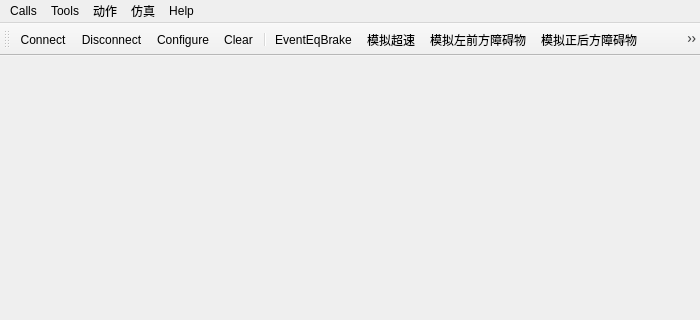
Before: the Qt Designer form src/mainwindow.ui in money0534/Notepad_QtCLion, drawn with Qt 5; both pictures show x 0 to 700 and y 0 to 320 of the 700 by 800 pixel window.
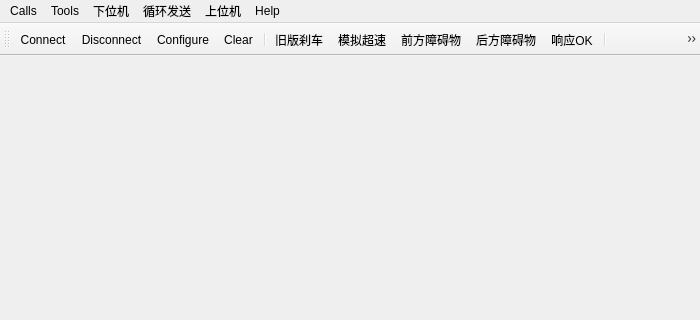
After: the same form once the commit is applied. Icons and pictures are not drawn.

Diff of the .ui file:
```diff
--- a/src/mainwindow.ui
+++ b/src/mainwindow.ui
@@ -51,9 +51,9 @@
     </property>
     <addaction name="actionAbout"/>
    </widget>
-   <widget class="QMenu" name="menuSimulation">
+   <widget class="QMenu" name="menuHardware">
     <property name="title">
-     <string>动作</string>
+     <string>下位机</string>
     </property>
     <addaction name="actionEventEqBrake"/>
     <addaction name="actionOverSpeed"/>
@@ -62,9 +62,9 @@
     <addaction name="separator"/>
     <addaction name="actionResponseOK"/>
    </widget>
-   <widget class="QMenu" name="menu">
+   <widget class="QMenu" name="menuAuto">
     <property name="title">
-     <string>仿真</string>
+     <string>循环发送</string>
     </property>
     <addaction name="actionDataSource"/>
     <addaction name="actionSend"/>
@@ -76,10 +76,20 @@
     <addaction name="actionResetSpeed"/>
     <addaction name="actionHalfSpeed"/>
    </widget>
+   <widget class="QMenu" name="menuSoftware">
+    <property name="title">
+     <string>上位机</string>
+    </property>
+    <addaction name="actionBrakeOn"/>
+    <addaction name="actionBrakeOff"/>
+    <addaction name="actionOpenOn"/>
+    <addaction name="actionOpenOff"/>
+   </widget>
    <addaction name="menuCalls"/>
    <addaction name="menuTools"/>
-   <addaction name="menuSimulation"/>
-   <addaction name="menu"/>
+   <addaction name="menuHardware"/>
+   <addaction name="menuAuto"/>
+   <addaction name="menuSoftware"/>
    <addaction name="menuHelp"/>
   </widget>
   <widget class="QToolBar" name="mainToolBar">
@@ -212,7 +222,7 @@
      <normaloff>:/images/obs_front.png</normaloff>:/images/obs_front.png</iconset>
    </property>
    <property name="text">
-    <string>模拟左前方障碍物</string>
+    <string>前方障碍物</string>
    </property>
    <property name="toolTip">
     <string>模拟左前方障碍物</string>
@@ -224,7 +234,7 @@
      <normaloff>:/images/obs_back.png</normaloff>:/images/obs_back.png</iconset>
    </property>
    <property name="text">
-    <string>模拟正后方障碍物</string>
+    <string>后方障碍物</string>
    </property>
    <property name="toolTip">
     <string>模拟左前方障碍物</string>
@@ -299,7 +309,7 @@
      <normaloff>:/images/brake.png</normaloff>:/images/brake.png</iconset>
    </property>
    <property name="text">
-    <string>EventEqBrake</string>
+    <string>旧版刹车</string>
    </property>
    <property name="toolTip">
     <string>模拟旧版刹车$EVENT=BRAKE</string>
```
Left out of the diff: 92 changed lines with no effect on the pictures.
